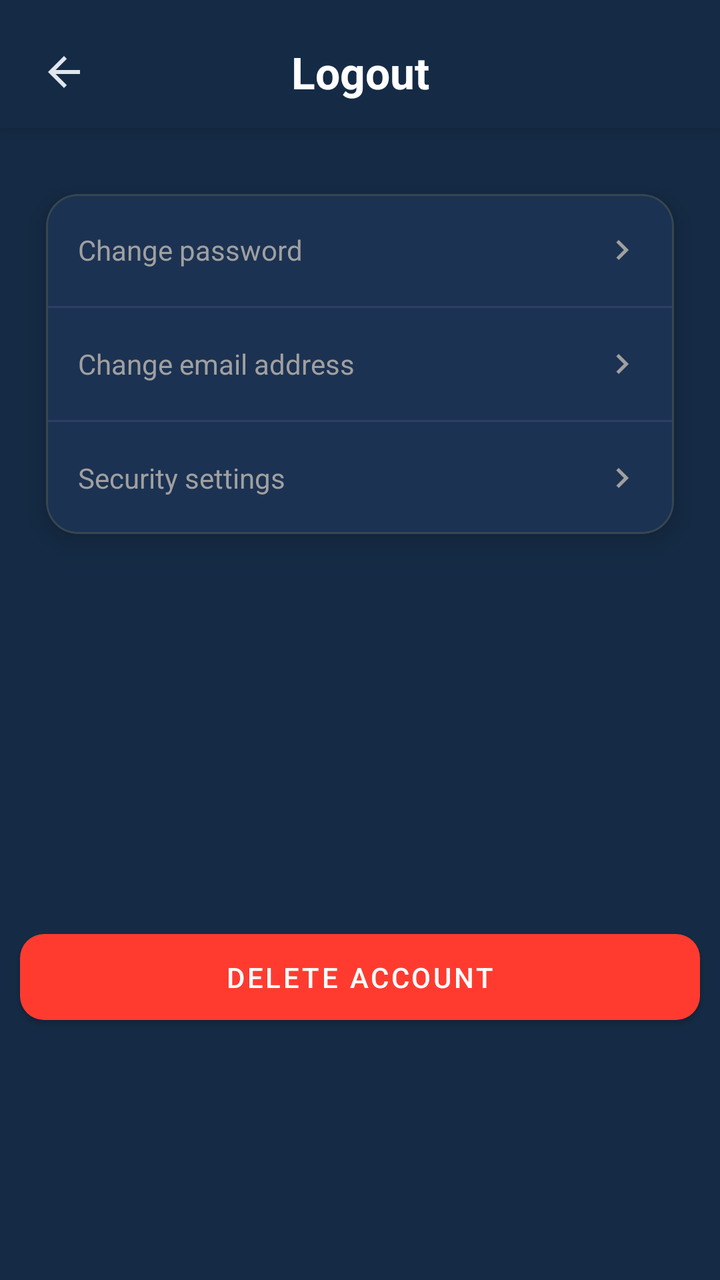
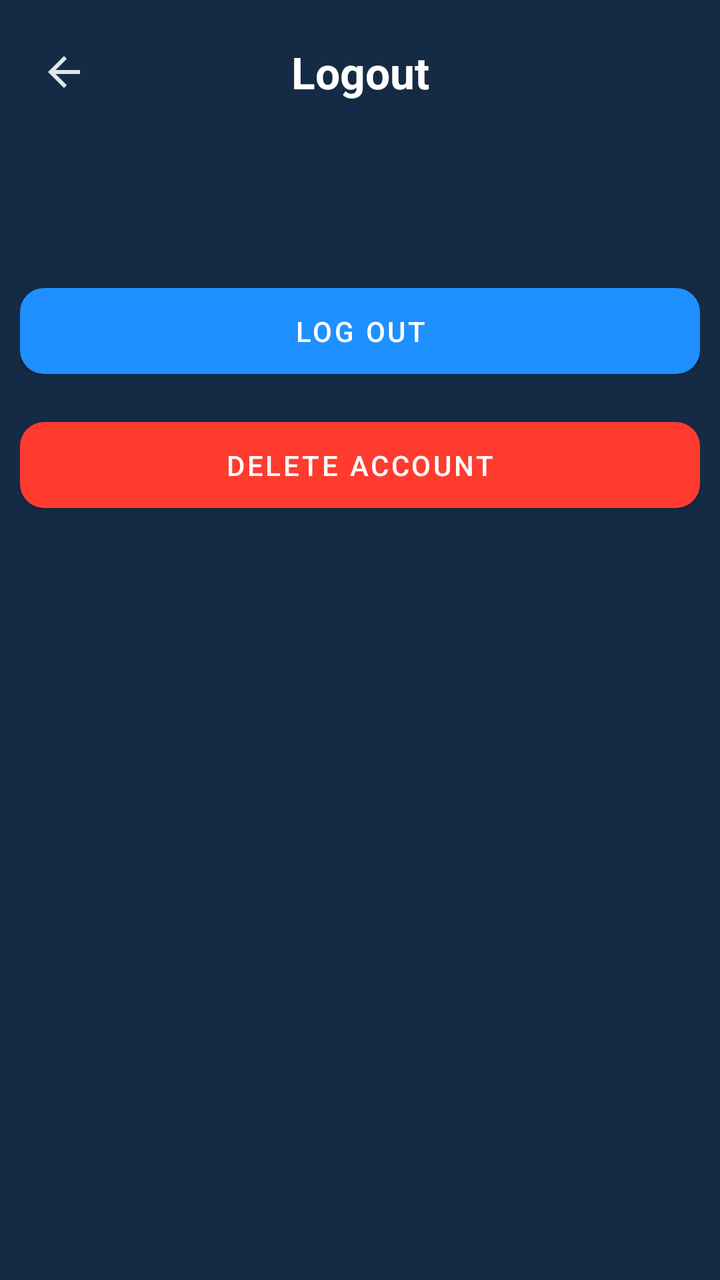

The first picture is an Android layout as it rendered before a commit; the second is the same layout after the commit. The layout source and the unified diff follow.
<!-- AndroidManifest.xml: application theme AppTheme -->
<!-- res/layout/fragment_logout.xml -->
<?xml version="1.0" encoding="utf-8"?>
<androidx.constraintlayout.widget.ConstraintLayout 
    xmlns:android="http://schemas.android.com/apk/res/android"
    xmlns:app="http://schemas.android.com/apk/res-auto"
    xmlns:tools="http://schemas.android.com/tools"
    android:layout_width="match_parent"
    android:layout_height="match_parent"
    android:background="@color/background_color"
    tools:context=".ui.tabs.settings.logout.LogoutFragment">

    
    <androidx.constraintlayout.widget.ConstraintLayout
        android:id="@+id/headerContainer"
        android:layout_width="match_parent"
        android:layout_height="wrap_content"
        android:paddingHorizontal="16dp"
        android:paddingTop="20dp"
        android:paddingBottom="12dp"
        android:background="@color/background_color"
        android:elevation="8dp"
        app:layout_constraintTop_toTopOf="parent">

        
        <ImageView
            android:id="@+id/btnBack"
            android:layout_width="32dp"
            android:layout_height="32dp"
            android:src="@drawable/ic_back"
            android:scaleType="center"
            app:tint="?attr/colorOnSurface"
            android:clickable="true"
            android:focusable="true"
            android:contentDescription="@string/logout_back_button_desc"
            app:layout_constraintStart_toStartOf="parent"
            app:layout_constraintTop_toTopOf="parent"
            app:layout_constraintBottom_toBottomOf="parent" />

        
        <TextView
            android:id="@+id/tvTitle"
            style="@style/TextAppearance.Aqua.EditProfileTitle"
            android:layout_width="wrap_content"
            android:layout_height="wrap_content"
            android:text="@string/logout_title"
            android:importantForAccessibility="yes"
            app:layout_constraintTop_toTopOf="parent"
            app:layout_constraintBottom_toBottomOf="parent"
            app:layout_constraintStart_toStartOf="parent"
            app:layout_constraintEnd_toEndOf="parent" />
    </androidx.constraintlayout.widget.ConstraintLayout>

    
    <ScrollView
        android:id="@+id/scrollContent"
        android:layout_width="0dp"
        android:layout_height="0dp"
        android:fillViewport="true"
        app:layout_constraintTop_toBottomOf="@id/headerContainer"
        app:layout_constraintBottom_toBottomOf="parent"
        app:layout_constraintStart_toStartOf="parent"
        app:layout_constraintEnd_toEndOf="parent">

        <LinearLayout
            android:id="@+id/contentRoot"
            android:layout_width="match_parent"
            android:layout_height="wrap_content"
            android:orientation="vertical"
            android:paddingTop="16dp"
            android:paddingBottom="16dp">

            
            <com.google.android.material.card.MaterialCardView
                android:id="@+id/cardAccountActions"
                android:layout_width="match_parent"
                android:layout_height="wrap_content"
                android:layout_marginStart="10dp"
                android:layout_marginEnd="10dp"
                style="@style/Widget.Aqua.CardStyles">

                <LinearLayout
                    android:layout_width="match_parent"
                    android:layout_height="wrap_content"
                    android:orientation="vertical">

                    
                    <LinearLayout
                        android:id="@+id/rowChangePassword"
                        android:layout_width="match_parent"
                        android:layout_height="56dp"
                        android:paddingHorizontal="16dp"
                        android:gravity="center_vertical"
                        android:clickable="true"
                        android:focusable="true"
                        android:background="?android:attr/selectableItemBackground"
                        android:contentDescription="@string/account_settings_change_password_desc">

                        <TextView
                            android:layout_width="0dp"
                            android:layout_height="wrap_content"
                            android:layout_weight="1"
                            android:text="@string/account_settings_change_password"
                            android:textColor="@color/settings_text_secondary"
                            android:textSize="14sp"/>

                        <ImageView
                            android:layout_width="20dp"
                            android:layout_height="20dp"
                            android:src="@drawable/ic_arrow_right"
                            app:tint="@color/settings_text_secondary"
                            android:contentDescription="@string/settings_arrow_desc"/>
                    </LinearLayout>

                    <View
                        android:layout_width="match_parent"
                        android:layout_height="1dp"
                        android:background="@color/settings_divider"/>

                    
                    <LinearLayout
                        android:id="@+id/rowChangeEmail"
                        android:layout_width="match_parent"
                        android:layout_height="56dp"
                        android:paddingHorizontal="16dp"
                        android:gravity="center_vertical"
                        android:clickable="true"
                        android:focusable="true"
                        android:background="?android:attr/selectableItemBackground"
                        android:contentDescription="@string/account_settings_change_email_desc">

                        <TextView
                            android:layout_width="0dp"
                            android:layout_height="wrap_content"
                            android:layout_weight="1"
                            android:text="@string/account_settings_change_email"
                            android:textColor="@color/settings_text_secondary"
                            android:textSize="14sp"/>

                        <ImageView
                            android:layout_width="20dp"
                            android:layout_height="20dp"
                            android:src="@drawable/ic_arrow_right"
                            app:tint="@color/settings_text_secondary"
                            android:contentDescription="@string/settings_arrow_desc"/>
                    </LinearLayout>

                    <View
                        android:layout_width="match_parent"
                        android:layout_height="1dp"
                        android:background="@color/settings_divider"/>

                    
                    <LinearLayout
                        android:id="@+id/rowSecuritySettings"
                        android:layout_width="match_parent"
                        android:layout_height="56dp"
                        android:paddingHorizontal="16dp"
                        android:gravity="center_vertical"
                        android:clickable="true"
                        android:focusable="true"
                        android:background="?android:attr/selectableItemBackground"
                        android:contentDescription="@string/account_settings_security_settings_desc">

                        <TextView
                            android:layout_width="0dp"
                            android:layout_height="wrap_content"
                            android:layout_weight="1"
                            android:text="@string/account_settings_security_settings"
                            android:textColor="@color/settings_text_secondary"
                            android:textSize="14sp"/>

                        <ImageView
                            android:layout_width="20dp"
                            android:layout_height="20dp"
                            android:src="@drawable/ic_arrow_right"
                            app:tint="@color/settings_text_secondary"
                            android:contentDescription="@string/settings_arrow_desc"/>
                    </LinearLayout>

                </LinearLayout>
            </com.google.android.material.card.MaterialCardView>

            
            <View
                android:layout_width="match_parent"
                android:layout_height="24dp" />

            
            <com.google.android.material.button.MaterialButton
                android:id="@+id/btnLogout"
                style="@style/Widget.Aqua.PrimaryButton"
                android:layout_width="0dp"
                android:layout_height="wrap_content"
                android:text="@string/account_settings_logout"
                android:contentDescription="@string/account_settings_logout_desc"/>

            
            <com.google.android.material.button.MaterialButton
                android:id="@+id/btnDeleteAccount"
                style="@style/Widget.MaterialComponents.Button"
                android:layout_width="match_parent"
                android:layout_height="wrap_content"
                android:layout_marginStart="10dp"
                android:layout_marginEnd="10dp"
                android:layout_marginTop="12dp"
                android:paddingVertical="12dp"
                android:text="@string/account_settings_delete_account"
                android:contentDescription="@string/account_settings_delete_account_desc"
                android:textColor="#FFFFFF"
                app:backgroundTint="#FF3B30"
                app:cornerRadius="12dp"/>

        </LinearLayout>
    </ScrollView>

</androidx.constraintlayout.widget.ConstraintLayout>
<!-- resources referenced by this layout -->
<resources>
  <color name="background_color">#152B45</color>
  <color name="settings_divider">#2D3F66</color>
  <color name="settings_text_secondary">#A0A0A0</color>
  <!-- drawable ic_arrow_right (drawable) -->
  <vector xmlns:android="http://schemas.android.com/apk/res/android"
      android:width="24dp"
      android:height="24dp"
      android:viewportWidth="24"
      android:viewportHeight="24">
  
      <path
          android:fillColor="#A0A0A0"
          android:pathData="M8.59,16.59L13.17,12L8.59,7.41L10,6L16,12L10,18L8.59,16.59Z"/>
  </vector>
  <!-- drawable ic_back (drawable) -->
  <?xml version="1.0" encoding="utf-8"?>
  <vector xmlns:android="http://schemas.android.com/apk/res/android"
      android:width="24dp"
      android:height="24dp"
      android:viewportWidth="24"
      android:viewportHeight="24">
  
      <path
          android:fillColor="@android:color/white"
          android:pathData="M20,11H7.83L13.42,5.41L12,4l-8,8 8,8 1.41,-1.41L7.83,13H20v-2z" />
  </vector>
  <string name="account_settings_change_email">Change email address</string>
  <string name="account_settings_change_email_desc">
          Open screen to change your email address
      </string>
  <string name="account_settings_change_password">Change password</string>
  <string name="account_settings_change_password_desc">
          Open screen to change your account password
      </string>
  <string name="account_settings_delete_account">Delete account</string>
  <string name="account_settings_delete_account_desc">
          Permanently delete your account and all related data
      </string>
  <string name="account_settings_logout">Log out</string>
  <string name="account_settings_logout_desc">
          Sign out of your AquaLight account
      </string>
  <string name="account_settings_security_settings">Security settings</string>
  <string name="account_settings_security_settings_desc">
          Manage security options for your account
      </string>
  <string name="logout_back_button_desc">Go back from logout screen</string>
  <string name="logout_title">Logout</string>
  <string name="settings_arrow_desc">Go to details</string>
  <style name="TextAppearance.Aqua.EditProfileTitle" parent="TextAppearance.Material3.TitleLarge">
      <item name="android:textColor">@android:color/white</item>
      <item name="android:textStyle">bold</item>
  </style>
  <style name="Widget.Aqua.CardStyles" parent="Widget.MaterialComponents.CardView">
          <item name="cardBackgroundColor">@color/settings_card_background</item>
          <item name="cardCornerRadius">16dp</item>
          <item name="cardElevation">8dp</item>
          <item name="cardUseCompatPadding">true</item>
      </style>
  <style name="Widget.Aqua.PrimaryButton" parent="Widget.Material3.Button">
      <item name="android:textColor">@android:color/white</item>
      <item name="cornerRadius">12dp</item>
      <item name="android:insetTop">0dp</item>
      <item name="android:insetBottom">0dp</item>
      <item name="android:paddingTop">12dp</item>
      <item name="android:paddingBottom">12dp</item>
  </style>
  <color name="settings_card_background">#1C3252</color>
  <color name="md_theme_light_primary">#2196F3</color>
  <color name="md_theme_light_onPrimary">#FFFFFF</color>
  <color name="md_theme_light_secondary">#4A6363</color>
  <color name="md_theme_light_onSecondary">#FFFFFF</color>
  <color name="md_theme_light_background">#152B45</color>
  <color name="md_theme_light_surface">#152B45</color>
  <color name="md_theme_light_onSurface">#E0E6ED</color>
  <color name="md_theme_light_surfaceVariant">#233042</color>
  <color name="md_theme_light_onSurfaceVariant">#5C6B75</color>
  <color name="md_theme_light_outline">#455A64</color>
  <color name="md_theme_light_outlineVariant">#37474F</color>
  <color name="md_theme_light_error">#D32F2F</color>
  <color name="md_theme_light_onError">#FFFFFF</color>
  <!-- unchanged entries left out for length: 1 -->
</resources>

<!-- the commit's change to res/layout/fragment_logout.xml (unified diff, before → after) -->
@@ -50,166 +50,70 @@
     </androidx.constraintlayout.widget.ConstraintLayout>
 
     
-    <ScrollView
-        android:id="@+id/scrollContent"
-        android:layout_width="0dp"
-        android:layout_height="0dp"
-        android:fillViewport="true"
-        app:layout_constraintTop_toBottomOf="@id/headerContainer"
-        app:layout_constraintBottom_toBottomOf="parent"
-        app:layout_constraintStart_toStartOf="parent"
-        app:layout_constraintEnd_toEndOf="parent">
+<ScrollView
+    android:id="@+id/scrollContent"
+    android:layout_width="0dp"
+    android:layout_height="0dp"
+    android:fillViewport="true"
+    app:layout_constraintTop_toBottomOf="@id/headerContainer"
+    app:layout_constraintBottom_toBottomOf="parent"
+    app:layout_constraintStart_toStartOf="parent"
+    app:layout_constraintEnd_toEndOf="parent">
 
-        <LinearLayout
-            android:id="@+id/contentRoot"
+    <LinearLayout
+        android:id="@+id/contentRoot"
+        android:layout_width="match_parent"
+        android:layout_height="wrap_content"
+        android:orientation="vertical"
+        android:paddingTop="16dp"
+        android:paddingBottom="16dp"
+        android:paddingStart="10dp"
+        android:paddingEnd="10dp">
+
+        
+        <com.google.android.material.card.MaterialCardView
+            android:id="@+id/cardAccountActions"
             android:layout_width="match_parent"
             android:layout_height="wrap_content"
-            android:orientation="vertical"
-            android:paddingTop="16dp"
-            android:paddingBottom="16dp">
+            style="@style/Widget.Aqua.CardStyles">
 
             
-            <com.google.android.material.card.MaterialCardView
-                android:id="@+id/cardAccountActions"
-                android:layout_width="match_parent"
-                android:layout_height="wrap_content"
-                android:layout_marginStart="10dp"
-                android:layout_marginEnd="10dp"
-                style="@style/Widget.Aqua.CardStyles">
+            ...
+        </com.google.android.material.card.MaterialCardView>
 
-                <LinearLayout
-                    android:layout_width="match_parent"
-                    android:layout_height="wrap_content"
-                    android:orientation="vertical">
+        
+        <View
+            android:layout_width="match_parent"
+            android:layout_height="24dp" />
 
-                    
-                    <LinearLayout
-                        android:id="@+id/rowChangePassword"
-                        android:layout_width="match_parent"
-                        android:layout_height="56dp"
-                        android:paddingHorizontal="16dp"
-                        android:gravity="center_vertical"
-                        android:clickable="true"
-                        android:focusable="true"
-                        android:background="?android:attr/selectableItemBackground"
-                        android:contentDescription="@string/account_settings_change_password_desc">
+        
+        <com.google.android.material.button.MaterialButton
+            android:id="@+id/btnLogout"
+            style="@style/Widget.MaterialComponents.Button"
+            android:layout_width="match_parent"
+            android:layout_height="wrap_content"
+            android:paddingVertical="12dp"
+            android:text="@string/account_settings_logout"
+            android:contentDescription="@string/account_settings_logout_desc"
+            android:textColor="#FFFFFF"
+            app:backgroundTint="#1E90FF"
+            app:cornerRadius="12dp" />
 
-                        <TextView
-                            android:layout_width="0dp"
-                            android:layout_height="wrap_content"
-                            android:layout_weight="1"
-                            android:text="@string/account_settings_change_password"
-                            android:textColor="@color/settings_text_secondary"
-                            android:textSize="14sp"/>
+        
+        <com.google.android.material.button.MaterialButton
+            android:id="@+id/btnDeleteAccount"
+            style="@style/Widget.MaterialComponents.Button"
+            android:layout_width="match_parent"
+            android:layout_height="wrap_content"
+            android:layout_marginTop="12dp"
+            android:paddingVertical="12dp"
+            android:text="@string/account_settings_delete_account"
+            android:contentDescription="@string/account_settings_delete_account_desc"
+            android:textColor="#FFFFFF"
+            app:backgroundTint="#FF3B30"
+            app:cornerRadius="12dp" />
 
-                        <ImageView
-                            android:layout_width="20dp"
-                            android:layout_height="20dp"
-                            android:src="@drawable/ic_arrow_right"
-                            app:tint="@color/settings_text_secondary"
-                            android:contentDescription="@string/settings_arrow_desc"/>
-                    </LinearLayout>
-
-                    <View
-                        android:layout_width="match_parent"
-                        android:layout_height="1dp"
-                        android:background="@color/settings_divider"/>
-
-                    
-                    <LinearLayout
-                        android:id="@+id/rowChangeEmail"
-                        android:layout_width="match_parent"
-                        android:layout_height="56dp"
-                        android:paddingHorizontal="16dp"
-                        android:gravity="center_vertical"
-                        android:clickable="true"
-                        android:focusable="true"
-                        android:background="?android:attr/selectableItemBackground"
-                        android:contentDescription="@string/account_settings_change_email_desc">
-
-                        <TextView
-                            android:layout_width="0dp"
-                            android:layout_height="wrap_content"
-                            android:layout_weight="1"
-                            android:text="@string/account_settings_change_email"
-                            android:textColor="@color/settings_text_secondary"
-                            android:textSize="14sp"/>
-
-                        <ImageView
-                            android:layout_width="20dp"
-                            android:layout_height="20dp"
-                            android:src="@drawable/ic_arrow_right"
-                            app:tint="@color/settings_text_secondary"
-                            android:contentDescription="@string/settings_arrow_desc"/>
-                    </LinearLayout>
-
-                    <View
-                        android:layout_width="match_parent"
-                        android:layout_height="1dp"
-                        android:background="@color/settings_divider"/>
-
-                    
-                    <LinearLayout
-                        android:id="@+id/rowSecuritySettings"
-                        android:layout_width="match_parent"
-                        android:layout_height="56dp"
-                        android:paddingHorizontal="16dp"
-                        android:gravity="center_vertical"
-                        android:clickable="true"
-                        android:focusable="true"
-                        android:background="?android:attr/selectableItemBackground"
-                        android:contentDescription="@string/account_settings_security_settings_desc">
-
-                        <TextView
-                            android:layout_width="0dp"
-                            android:layout_height="wrap_content"
-                            android:layout_weight="1"
-                            android:text="@string/account_settings_security_settings"
-                            android:textColor="@color/settings_text_secondary"
-                            android:textSize="14sp"/>
-
-                        <ImageView
-                            android:layout_width="20dp"
-                            android:layout_height="20dp"
-                            android:src="@drawable/ic_arrow_right"
-                            app:tint="@color/settings_text_secondary"
-                            android:contentDescription="@string/settings_arrow_desc"/>
-                    </LinearLayout>
-
-                </LinearLayout>
-            </com.google.android.material.card.MaterialCardView>
-
-            
-            <View
-                android:layout_width="match_parent"
-                android:layout_height="24dp" />
-
-            
-            <com.google.android.material.button.MaterialButton
-                android:id="@+id/btnLogout"
-                style="@style/Widget.Aqua.PrimaryButton"
-                android:layout_width="0dp"
-                android:layout_height="wrap_content"
-                android:text="@string/account_settings_logout"
-                android:contentDescription="@string/account_settings_logout_desc"/>
-
-            
-            <com.google.android.material.button.MaterialButton
-                android:id="@+id/btnDeleteAccount"
-                style="@style/Widget.MaterialComponents.Button"
-                android:layout_width="match_parent"
-                android:layout_height="wrap_content"
-                android:layout_marginStart="10dp"
-                android:layout_marginEnd="10dp"
-                android:layout_marginTop="12dp"
-                android:paddingVertical="12dp"
-                android:text="@string/account_settings_delete_account"
-                android:contentDescription="@string/account_settings_delete_account_desc"
-                android:textColor="#FFFFFF"
-                app:backgroundTint="#FF3B30"
-                app:cornerRadius="12dp"/>
-
-        </LinearLayout>
-    </ScrollView>
+    </LinearLayout>
+</ScrollView>
 
 </androidx.constraintlayout.widget.ConstraintLayout>
<!-- resource entries referenced after the edit -->
@@ -1,19 +1,6 @@
 <!-- resources referenced by this layout -->
 <resources>
   <color name="background_color">#152B45</color>
-  <color name="settings_divider">#2D3F66</color>
-  <color name="settings_text_secondary">#A0A0A0</color>
-  <!-- drawable ic_arrow_right (drawable) -->
-  <vector xmlns:android="http://schemas.android.com/apk/res/android"
-      android:width="24dp"
-      android:height="24dp"
-      android:viewportWidth="24"
-      android:viewportHeight="24">
-  
-      <path
-          android:fillColor="#A0A0A0"
-          android:pathData="M8.59,16.59L13.17,12L8.59,7.41L10,6L16,12L10,18L8.59,16.59Z"/>
-  </vector>
   <!-- drawable ic_back (drawable) -->
   <?xml version="1.0" encoding="utf-8"?>
   <vector xmlns:android="http://schemas.android.com/apk/res/android"
@@ -26,14 +13,6 @@
           android:fillColor="@android:color/white"
           android:pathData="M20,11H7.83L13.42,5.41L12,4l-8,8 8,8 1.41,-1.41L7.83,13H20v-2z" />
   </vector>
-  <string name="account_settings_change_email">Change email address</string>
-  <string name="account_settings_change_email_desc">
-          Open screen to change your email address
-      </string>
-  <string name="account_settings_change_password">Change password</string>
-  <string name="account_settings_change_password_desc">
-          Open screen to change your account password
-      </string>
   <string name="account_settings_delete_account">Delete account</string>
   <string name="account_settings_delete_account_desc">
           Permanently delete your account and all related data
@@ -42,13 +21,8 @@
   <string name="account_settings_logout_desc">
           Sign out of your AquaLight account
       </string>
-  <string name="account_settings_security_settings">Security settings</string>
-  <string name="account_settings_security_settings_desc">
-          Manage security options for your account
-      </string>
   <string name="logout_back_button_desc">Go back from logout screen</string>
   <string name="logout_title">Logout</string>
-  <string name="settings_arrow_desc">Go to details</string>
   <style name="TextAppearance.Aqua.EditProfileTitle" parent="TextAppearance.Material3.TitleLarge">
       <item name="android:textColor">@android:color/white</item>
       <item name="android:textStyle">bold</item>
@@ -59,14 +33,6 @@
           <item name="cardElevation">8dp</item>
           <item name="cardUseCompatPadding">true</item>
       </style>
-  <style name="Widget.Aqua.PrimaryButton" parent="Widget.Material3.Button">
-      <item name="android:textColor">@android:color/white</item>
-      <item name="cornerRadius">12dp</item>
-      <item name="android:insetTop">0dp</item>
-      <item name="android:insetBottom">0dp</item>
-      <item name="android:paddingTop">12dp</item>
-      <item name="android:paddingBottom">12dp</item>
-  </style>
   <color name="settings_card_background">#1C3252</color>
   <color name="md_theme_light_primary">#2196F3</color>
   <color name="md_theme_light_onPrimary">#FFFFFF</color>
